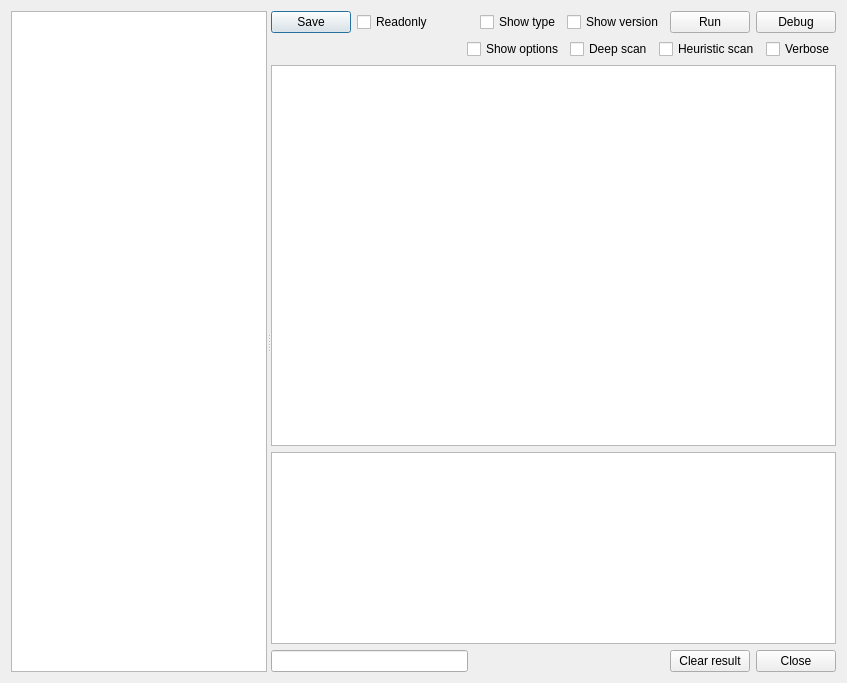
This is dialogsignatures.ui in horsicq/die_widget as Qt 5 draws it before an edit. The edited form follows.
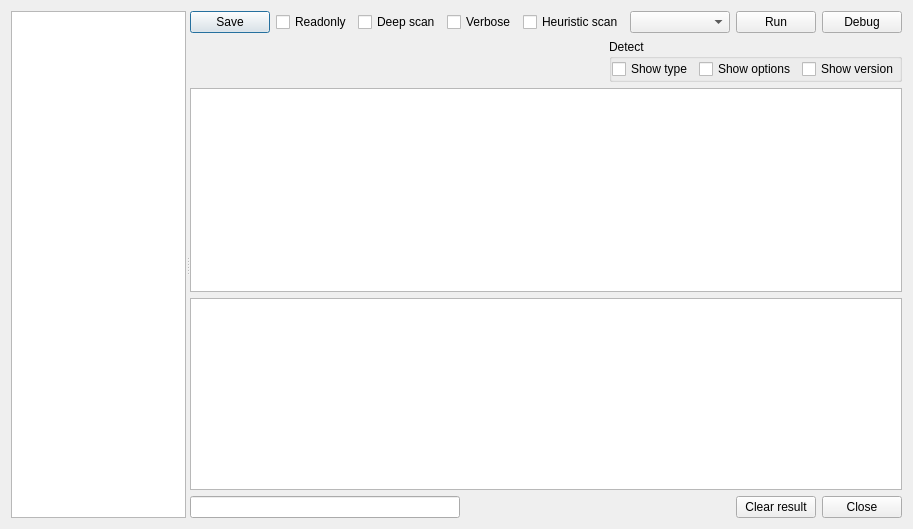
This is the edited form. Custom widgets are drawn as their Qt base class.

Patch:
```diff
--- a/dialogsignatures.ui
+++ b/dialogsignatures.ui
@@ -9,8 +9,8 @@
    <rect>
     <x>0</x>
     <y>0</y>
-    <width>847</width>
-    <height>683</height>
+    <width>913</width>
+    <height>529</height>
    </rect>
   </property>
   <property name="windowTitle">
@@ -33,6 +33,18 @@
        </size>
       </property>
       <layout class="QVBoxLayout" name="verticalLayout_2">
+       <property name="leftMargin">
+        <number>0</number>
+       </property>
+       <property name="topMargin">
+        <number>0</number>
+       </property>
+       <property name="rightMargin">
+        <number>0</number>
+       </property>
+       <property name="bottomMargin">
+        <number>0</number>
+       </property>
        <item>
         <widget class="QTreeWidget" name="treeWidgetSignatures">
          <property name="editTriggers">
@@ -50,7 +62,7 @@
        </item>
       </layout>
      </widget>
-     <widget class="QWidget" name="layoutWidget">
+     <widget class="QWidget" name="">
       <layout class="QVBoxLayout" name="verticalLayout">
        <item>
         <layout class="QHBoxLayout" name="horizontalLayout">
@@ -68,6 +80,33 @@
            </property>
           </widget>
          </item>
+         <item>
+          <spacer name="horizontalSpacer_2">
+           <property name="orientation">
+            <enum>Qt::Horizontal</enum>
+           </property>
+           <property name="sizeHint" stdset="0">
+            <size>
+             <width>68</width>
+             <height>20</height>
+            </size>
+           </property>
+          </spacer>
+         </item>
+         <item>
+          <widget class="QCheckBox" name="checkBoxDeepScan">
+           <property name="text">
+            <string>Deep scan</string>
+           </property>
+          </widget>
+         </item>
+         <item>
+          <widget class="QCheckBox" name="checkBoxVerbose">
+           <property name="text">
+            <string>Verbose</string>
+           </property>
+          </widget>
+         </item>
          <item>
           <spacer name="horizontalSpacer">
            <property name="orientation">
@@ -82,16 +121,19 @@
           </spacer>
          </item>
          <item>
-          <widget class="QCheckBox" name="checkBoxShowType">
+          <widget class="QCheckBox" name="checkBoxHeuristicScan">
            <property name="text">
-            <string>Show type</string>
+            <string>Heuristic scan</string>
            </property>
           </widget>
          </item>
          <item>
-          <widget class="QCheckBox" name="checkBoxShowVersion">
-           <property name="text">
-            <string>Show version</string>
+          <widget class="QComboBox" name="comboBoxFunction">
+           <property name="minimumSize">
+            <size>
+             <width>100</width>
+             <height>0</height>
+            </size>
            </property>
           </widget>
          </item>
@@ -127,31 +169,45 @@
           </spacer>
          </item>
          <item>
-          <widget class="QCheckBox" name="checkBoxShowOptions">
-           <property name="text">
-            <string>Show options</string>
+          <widget class="QGroupBox" name="groupBoxDetect">
+           <property name="title">
+            <string>Detect</string>
            </property>
-          </widget>
-         </item>
-         <item>
-          <widget class="QCheckBox" name="checkBoxDeepScan">
-           <property name="text">
-            <string>Deep scan</string>
-           </property>
-          </widget>
-         </item>
-         <item>
-          <widget class="QCheckBox" name="checkBoxHeuristicScan">
-           <property name="text">
-            <string>Heuristic scan</string>
-           </property>
-          </widget>
-         </item>
-         <item>
-          <widget class="QCheckBox" name="checkBoxVerbose">
-           <property name="text">
-            <string>Verbose</string>
-           </property>
+           <layout class="QHBoxLayout" name="horizontalLayout_2">
+            <property name="leftMargin">
+             <number>0</number>
+            </property>
+            <property name="topMargin">
+             <number>0</number>
+            </property>
+            <property name="rightMargin">
+             <number>0</number>
+            </property>
+            <property name="bottomMargin">
+             <number>0</number>
+            </property>
+            <item>
+             <widget class="QCheckBox" name="checkBoxShowType">
+              <property name="text">
+               <string>Show type</string>
+              </property>
+             </widget>
+            </item>
+            <item>
+             <widget class="QCheckBox" name="checkBoxShowOptions">
+              <property name="text">
+               <string>Show options</string>
+              </property>
+             </widget>
+            </item>
+            <item>
+             <widget class="QCheckBox" name="checkBoxShowVersion">
+              <property name="text">
+               <string>Show version</string>
+              </property>
+             </widget>
+            </item>
+           </layout>
           </widget>
          </item>
         </layout>
```
Left out of the diff: 2 changed lines with no effect on the pictures.
